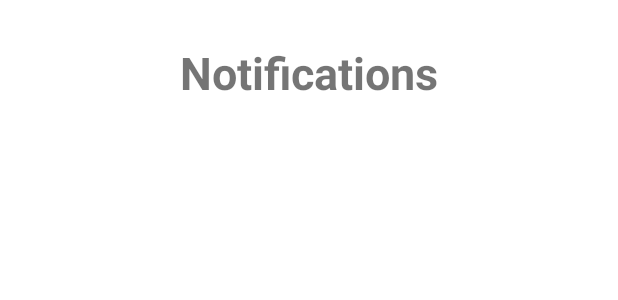
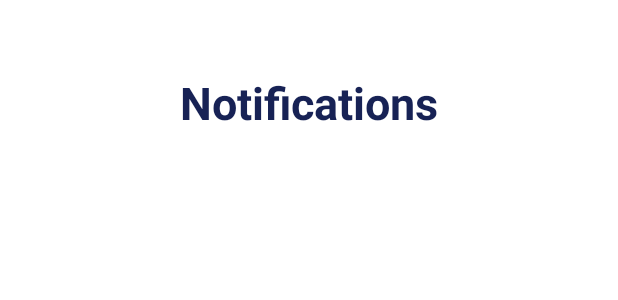
Before and after one commit to kiranajik/drops, an Android app: the layout fragment_notification.xml on its own in the app's theme, with its tools: preview values and no code run, on a phone screen of 412 x 824 dp. Shown: the top 300 px of the screen. Run offline under Robolectric (Android 15) with nearby library versions, the phone set to English and light mode, and no system bars.

Commit message:
Donations and notifications

```diff
--- a/app/build.gradle
+++ b/app/build.gradle
@@ -56,4 +56,5 @@ dependencies {
     implementation 'com.google.firebase:firebase-firestore'
     implementation 'com.journeyapps:zxing-android-embedded:4.3.0'
     implementation 'com.google.android.gms:play-services-maps:18.0.1'
+    implementation 'com.github.travijuu:numberpicker:1.0.7'
 }
--- a/app/src/main/java/co/kirel/drops/new_Req.java
+++ b/app/src/main/java/co/kirel/drops/new_Req.java
@@ -145,6 +145,7 @@ public class new_Req extends AppCompatActivity {
                 data.put("Description",description.getText().toString());
                 data.put("btlsgot","0");
                 data.put("honame",honame);
+                data.put("status","No");
 
                 firestore.collection("Requirements").document(ReqId).set(data)
                         .addOnSuccessListener(new OnSuccessListener<Void>() {
--- a/app/src/main/res/layout/fragment_notification.xml
+++ b/app/src/main/res/layout/fragment_notification.xml
@@ -10,9 +10,10 @@
         android:id="@+id/textView6"
         android:layout_width="201dp"
         android:layout_height="46dp"
-        android:layout_marginTop="28dp"
+        android:layout_marginTop="48dp"
         android:text="Notifications"
         android:textAlignment="center"
+        android:textColor="@color/nd2_prim"
         android:textSize="30sp"
         android:textStyle="bold"
         app:layout_constraintEnd_toEndOf="parent"
@@ -26,7 +27,8 @@
         android:layout_marginTop="8dp"
         app:layout_constraintBottom_toBottomOf="parent"
         app:layout_constraintEnd_toEndOf="parent"
+        app:layout_constraintHorizontal_bias="0.9"
         app:layout_constraintStart_toStartOf="parent"
         app:layout_constraintTop_toBottomOf="@+id/textView6"
-        app:layout_constraintVertical_bias="0.235" />
+        app:layout_constraintVertical_bias="0.269" />
 </androidx.constraintlayout.widget.ConstraintLayout>
```
Also changed, not shown: app/src/main/java/co/kirel/drops/HosOrgScanner.java (+20 -9 lines), app/src/main/res/layout/bottle_dialog.xml (+9 -10 lines).
